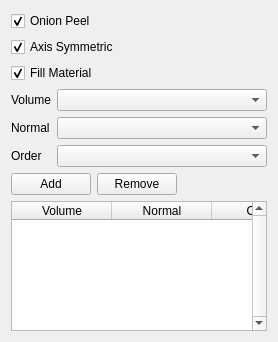
Old version of the form Plugins/YoungsMaterialInterface/pqYoungsMaterialInterfacePanel.ui in the repository ndfabia/ParaView.
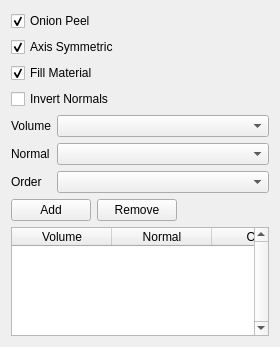
New version of the form.

Commit message: BUG: Fix the GUI issues that made multi materials fail to work properly

Diff of the .ui file:
```diff
--- a/Plugins/YoungsMaterialInterface/pqYoungsMaterialInterfacePanel.ui
+++ b/Plugins/YoungsMaterialInterface/pqYoungsMaterialInterfacePanel.ui
@@ -6,8 +6,8 @@
    <rect>
     <x>0</x>
     <y>0</y>
-    <width>274</width>
-    <height>342</height>
+    <width>280</width>
+    <height>347</height>
    </rect>
   </property>
   <property name="sizePolicy">
@@ -52,6 +52,13 @@
        </property>
       </widget>
      </item>
+     <item>
+      <widget class="QCheckBox" name="invertNormals">
+       <property name="text">
+        <string>Invert Normals</string>
+       </property>
+      </widget>
+     </item>
     </layout>
    </item>
    <item>
```
Left out of the diff: 15 changed lines with no effect on the pictures. The commit also changes 1 other file.
